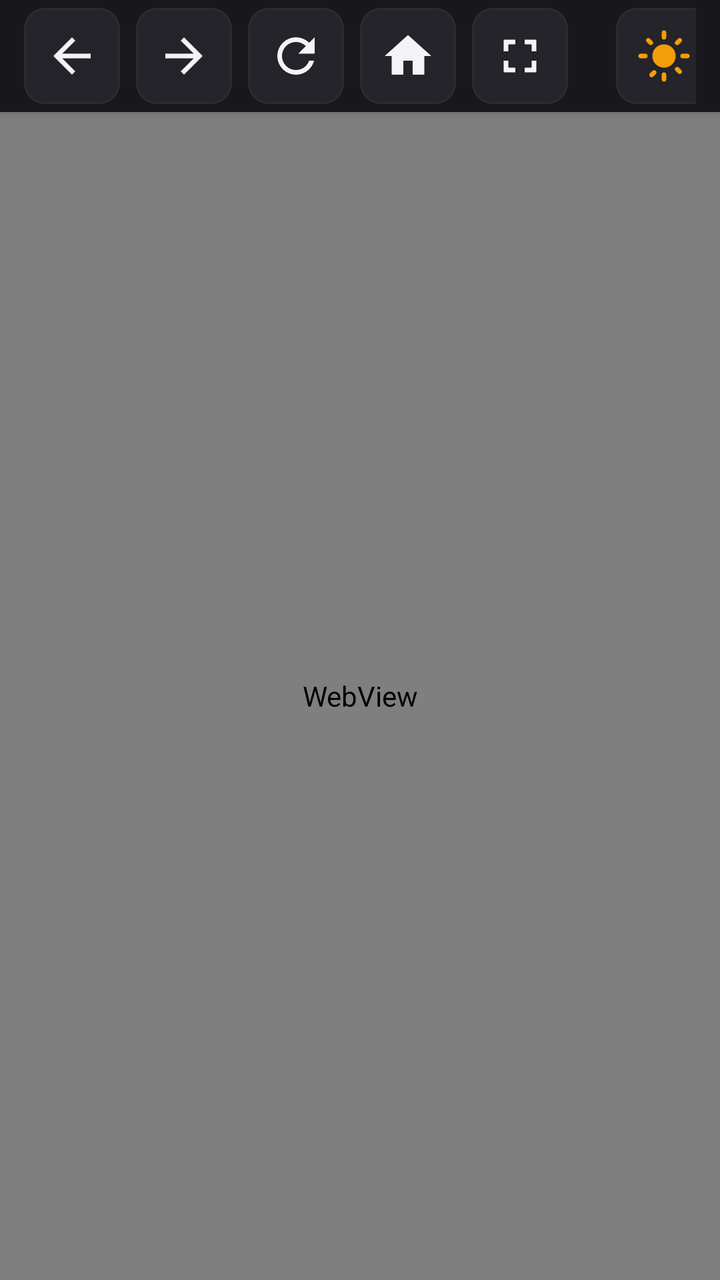
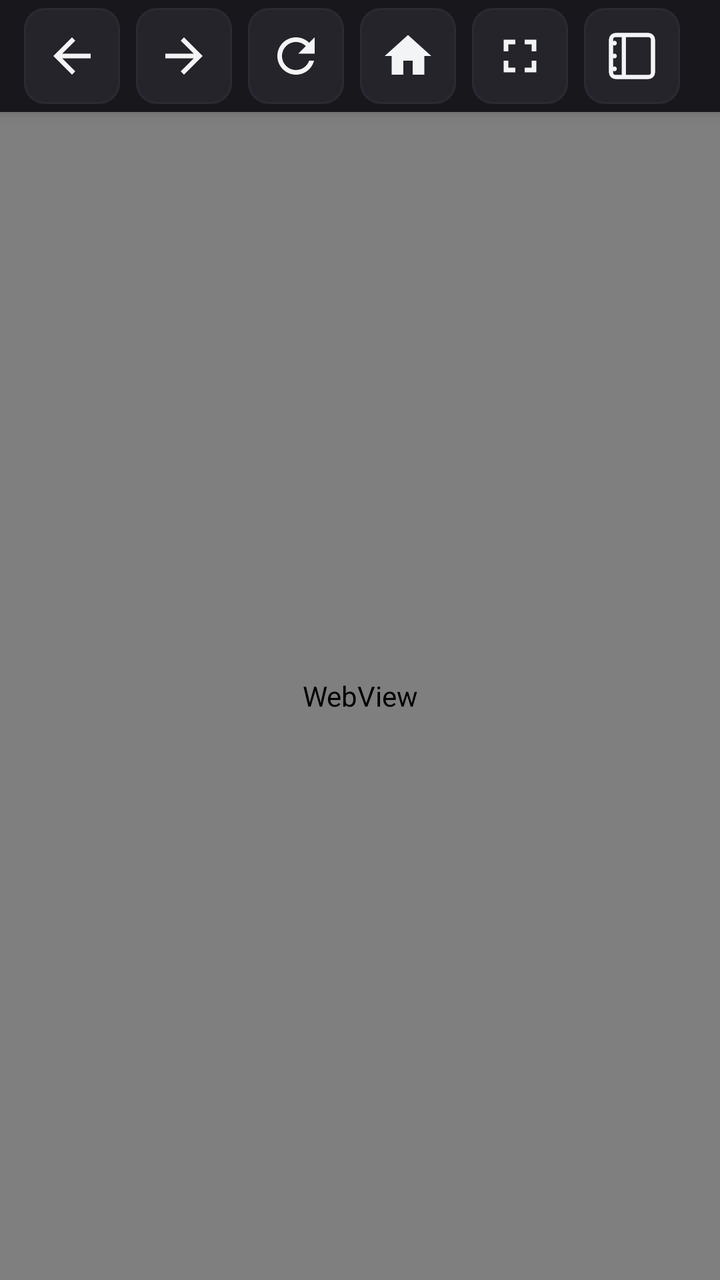

The first picture is an Android layout as it rendered before a commit; the second is the same layout after the commit. The layout source and the unified diff follow.
<!-- AndroidManifest.xml: application theme Theme.CarBrowser -->
<!-- res/layout/activity_main.xml -->
<?xml version="1.0" encoding="utf-8"?>
<RelativeLayout xmlns:android="http://schemas.android.com/apk/res/android"
    android:layout_width="match_parent"
    android:layout_height="match_parent"
    android:background="@color/bg_dark">

    
    <LinearLayout
        android:id="@+id/top_bar"
        android:layout_width="match_parent"
        android:layout_height="56dp"
        android:background="@color/bg_surface"
        android:orientation="horizontal"
        android:gravity="center_vertical"
        android:paddingStart="12dp"
        android:paddingEnd="12dp"
        android:elevation="4dp">

        
        <ImageButton
            android:id="@+id/btn_back"
            android:layout_width="48dp"
            android:layout_height="48dp"
            android:background="@drawable/bg_capsule_btn"
            android:src="@drawable/ic_back"
            android:padding="10dp"
            android:scaleType="fitCenter"
            android:contentDescription="后退" />

        
        <ImageButton
            android:id="@+id/btn_forward"
            android:layout_width="48dp"
            android:layout_height="48dp"
            android:layout_marginStart="8dp"
            android:background="@drawable/bg_capsule_btn"
            android:src="@drawable/ic_forward"
            android:padding="10dp"
            android:scaleType="fitCenter"
            android:contentDescription="前进" />

        
        <ImageButton
            android:id="@+id/btn_refresh"
            android:layout_width="48dp"
            android:layout_height="48dp"
            android:layout_marginStart="8dp"
            android:background="@drawable/bg_capsule_btn"
            android:src="@drawable/ic_refresh"
            android:padding="10dp"
            android:scaleType="fitCenter"
            android:contentDescription="刷新" />

        
        <ImageButton
            android:id="@+id/btn_home"
            android:layout_width="48dp"
            android:layout_height="48dp"
            android:layout_marginStart="8dp"
            android:background="@drawable/bg_capsule_btn"
            android:src="@drawable/ic_home"
            android:padding="10dp"
            android:scaleType="fitCenter"
            android:contentDescription="主页" />

        
        <ImageButton
            android:id="@+id/btn_fullscreen"
            android:layout_width="48dp"
            android:layout_height="48dp"
            android:layout_marginStart="8dp"
            android:background="@drawable/bg_capsule_btn"
            android:src="@drawable/ic_fullscreen"
            android:padding="10dp"
            android:scaleType="fitCenter"
            android:contentDescription="纯净全屏" />

        
        <LinearLayout
            android:id="@+id/layout_search_box"
            android:layout_width="0dp"
            android:layout_height="44dp"
            android:layout_weight="1"
            android:layout_marginStart="12dp"
            android:layout_marginEnd="12dp"
            android:background="@drawable/bg_search_bar"
            android:gravity="center_vertical"
            android:orientation="horizontal"
            android:paddingStart="12dp"
            android:paddingEnd="12dp">

            <ImageView
                android:id="@+id/img_search_icon"
                android:layout_width="20dp"
                android:layout_height="20dp"
                android:src="@drawable/ic_search" />

            <EditText
                android:id="@+id/edit_search"
                android:layout_width="match_parent"
                android:layout_height="match_parent"
                android:layout_marginStart="8dp"
                android:background="@null"
                android:hint="@string/search_hint"
                android:textColorHint="@color/text_secondary"
                android:textColor="@color/text_primary"
                android:textSize="15sp"
                android:singleLine="true"
                android:imeOptions="actionGo"
                android:inputType="textUri" />
        </LinearLayout>

        
        <ImageButton
            android:id="@+id/btn_theme_mode"
            android:layout_width="48dp"
            android:layout_height="48dp"
            android:layout_marginEnd="8dp"
            android:background="@drawable/bg_capsule_btn"
            android:src="@drawable/ic_sun"
            android:padding="10dp"
            android:scaleType="fitCenter"
            android:contentDescription="日夜模式" />

        
        <LinearLayout
            android:id="@+id/btn_bookmarks"
            android:layout_width="wrap_content"
            android:layout_height="48dp"
            android:background="@drawable/bg_capsule_btn"
            android:gravity="center"
            android:orientation="horizontal"
            android:paddingStart="14dp"
            android:paddingEnd="14dp"
            android:clickable="true"
            android:focusable="true">

            <ImageView
                android:id="@+id/img_bookmark_icon"
                android:layout_width="22dp"
                android:layout_height="22dp"
                android:src="@drawable/ic_star" />

            <TextView
                android:id="@+id/text_bookmark_label"
                android:layout_width="wrap_content"
                android:layout_height="wrap_content"
                android:layout_marginStart="6dp"
                android:text="常用收藏"
                android:textColor="@color/accent_amber"
                android:textSize="15sp"
                android:textStyle="bold" />
        </LinearLayout>

        
        <ImageButton
            android:id="@+id/btn_close"
            android:layout_width="48dp"
            android:layout_height="48dp"
            android:layout_marginStart="8dp"
            android:background="@drawable/bg_capsule_btn"
            android:src="@drawable/ic_close"
            android:padding="10dp"
            android:scaleType="fitCenter"
            android:contentDescription="退出" />
    </LinearLayout>

    
    <ProgressBar
        android:id="@+id/progress_bar"
        style="?android:attr/progressBarStyleHorizontal"
        android:layout_width="match_parent"
        android:layout_height="3dp"
        android:layout_below="@id/top_bar"
        android:progressDrawable="@color/progress_color"
        android:visibility="gone" />

    
    <WebView
        android:id="@+id/web_view"
        android:layout_width="match_parent"
        android:layout_height="match_parent"
        android:layout_below="@id/progress_bar" />

    
    <ImageButton
        android:id="@+id/btn_exit_fullscreen"
        android:layout_width="44dp"
        android:layout_height="44dp"
        android:layout_alignParentEnd="true"
        android:layout_alignParentTop="true"
        android:layout_marginTop="12dp"
        android:layout_marginEnd="16dp"
        android:background="@drawable/bg_floating_btn"
        android:src="@drawable/ic_fullscreen_exit"
        android:padding="10dp"
        android:scaleType="fitCenter"
        android:visibility="gone"
        android:elevation="10dp"
        android:contentDescription="退出全屏" />

    
    <FrameLayout
        android:id="@+id/fullscreen_container"
        android:layout_width="match_parent"
        android:layout_height="match_parent"
        android:background="#000000"
        android:visibility="gone" />
</RelativeLayout>
<!-- resources referenced by this layout -->
<resources>
  <color name="accent_amber">#f59e0b</color>
  <color name="bg_dark">#101012</color>
  <color name="bg_surface">#18181c</color>
  <color name="progress_color">#f59e0b</color>
  <color name="text_primary">#f3f4f6</color>
  <color name="text_secondary">#9ca3af</color>
  <!-- drawable bg_floating_btn (drawable) -->
  <?xml version="1.0" encoding="utf-8"?>
  <shape xmlns:android="http://schemas.android.com/apk/res/android"
      android:shape="oval">
      <solid android:color="#9918181c" />
      <stroke android:width="1dp" android:color="#66f59e0b" />
  </shape>
  <!-- drawable bg_search_bar (drawable) -->
  <?xml version="1.0" encoding="utf-8"?>
  <shape xmlns:android="http://schemas.android.com/apk/res/android"
      android:shape="rectangle">
      <solid android:color="@color/bg_surface" />
      <corners android:radius="12dp" />
      <stroke android:width="1dp" android:color="@color/border_subtle" />
  </shape>
  <!-- drawable ic_back (drawable) -->
  <vector xmlns:android="http://schemas.android.com/apk/res/android"
      android:width="28dp"
      android:height="28dp"
      android:viewportWidth="24"
      android:viewportHeight="24">
      <path
          android:fillColor="@color/text_primary"
          android:pathData="M20,11H7.83l5.59,-5.59L12,4l-8,8 8,8 1.41,-1.41L7.83,13H20v-2z"/>
  </vector>
  <!-- drawable ic_close (drawable) -->
  <vector xmlns:android="http://schemas.android.com/apk/res/android"
      android:width="28dp"
      android:height="28dp"
      android:viewportWidth="24"
      android:viewportHeight="24">
      <path
          android:fillColor="@color/text_secondary"
          android:pathData="M19,6.41L17.59,5 12,10.59 6.41,5 5,6.41 10.59,12 5,17.59 6.41,19 12,13.41 17.59,19 19,17.59 13.41,12z"/>
  </vector>
  <!-- drawable ic_forward (drawable) -->
  <vector xmlns:android="http://schemas.android.com/apk/res/android"
      android:width="28dp"
      android:height="28dp"
      android:viewportWidth="24"
      android:viewportHeight="24">
      <path
          android:fillColor="@color/text_primary"
          android:pathData="M12,4l-1.41,1.41L16.17,11H4v2h12.17l-5.58,5.59L12,20l8,-8z"/>
  </vector>
  <!-- drawable ic_fullscreen (drawable) -->
  <vector xmlns:android="http://schemas.android.com/apk/res/android"
      android:width="28dp"
      android:height="28dp"
      android:viewportWidth="24"
      android:viewportHeight="24">
      <path
          android:fillColor="@color/text_primary"
          android:pathData="M7,14H5v5h5v-2H7v-3zm-2,-4h2V7h3V5H5v5zm12,7h-3v2h5v-5h-2v3zM14,5v2h3v3h2V5h-5z"/>
  </vector>
  <!-- drawable ic_fullscreen_exit (drawable) -->
  <vector xmlns:android="http://schemas.android.com/apk/res/android"
      android:width="24dp"
      android:height="24dp"
      android:viewportWidth="24"
      android:viewportHeight="24">
      <path
          android:fillColor="@color/accent_amber"
          android:pathData="M5,16h3v3h2v-5H5v2zm3,-8H5v2h5V5H8v3zm6,11h2v-3h3v-2h-5v5zm2,-14v3h3v2h-5V5h-2z"/>
  </vector>
  <!-- drawable ic_home (drawable) -->
  <vector xmlns:android="http://schemas.android.com/apk/res/android"
      android:width="28dp"
      android:height="28dp"
      android:viewportWidth="24"
      android:viewportHeight="24">
      <path
          android:fillColor="@color/text_primary"
          android:pathData="M10,20v-6h4v6h5v-8h3L12,3 2,12h3v8z"/>
  </vector>
  <!-- drawable ic_star (drawable) -->
  <vector xmlns:android="http://schemas.android.com/apk/res/android"
      android:width="28dp"
      android:height="28dp"
      android:viewportWidth="24"
      android:viewportHeight="24">
      <path
          android:fillColor="@color/accent_amber"
          android:pathData="M12,17.27L18.18,21l-1.64,-7.03L22,9.24l-7.19,-0.61L12,2 9.19,8.63 2,9.24l5.46,4.73L5.82,21z"/>
  </vector>
  <string name="search_hint">输入网址或搜索内容...</string>
  <color name="bg_capsule_hover">#32323a</color>
  <color name="bg_capsule">#24242a</color>
  <color name="border_subtle">#2b2b34</color>
  <color name="accent_blue">#3b82f6</color>
</resources>

<!-- the commit's change to res/layout/activity_main.xml (unified diff, before → after) -->
@@ -74,6 +74,18 @@
             android:padding="10dp"
             android:scaleType="fitCenter"
             android:contentDescription="纯净全屏" />
+
+        
+        <ImageButton
+            android:id="@+id/btn_dock"
+            android:layout_width="48dp"
+            android:layout_height="48dp"
+            android:layout_marginStart="8dp"
+            android:background="@drawable/bg_capsule_btn"
+            android:src="@drawable/ic_dock"
+            android:padding="10dp"
+            android:scaleType="fitCenter"
+            android:contentDescription="左侧车机菜单切换" />
 
         
         <LinearLayout
